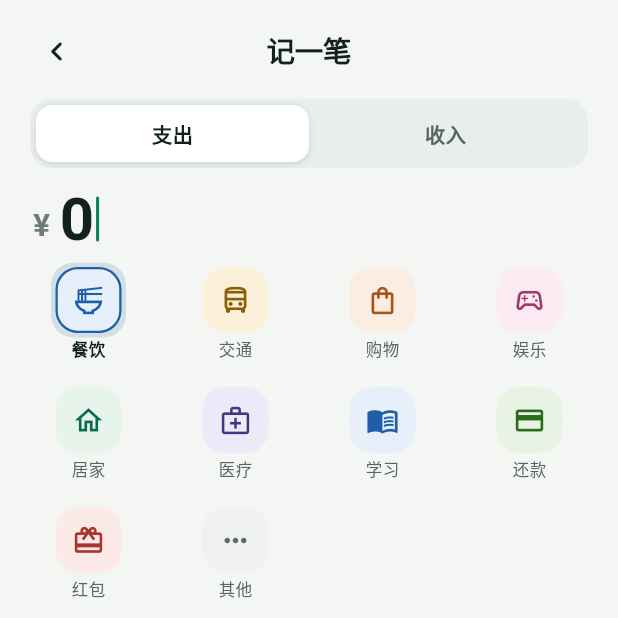
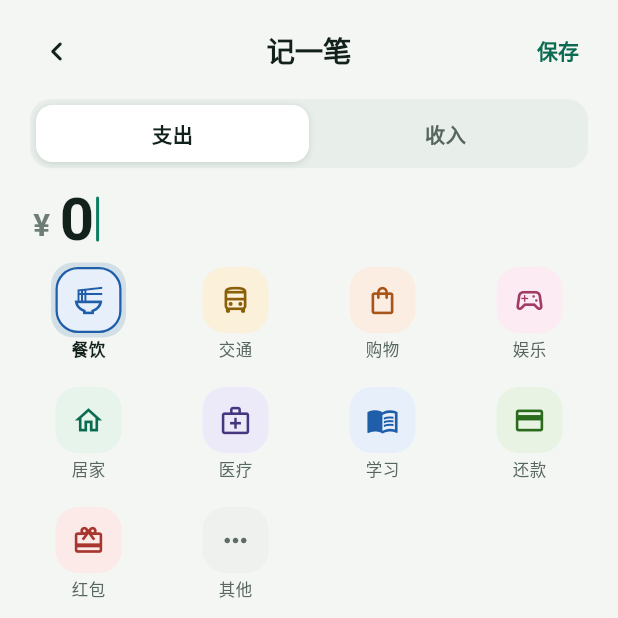
Before and after one commit to qiuzhiyei/entry-flow, a Flutter app: the screen it shows after launch, item 3 of the bottom bar chosen, on a phone screen of 412 x 824 dp, the top half of it. Run offline on Flutter 3.47's test engine with Material 3 defaults, Android fonts, the phone set to English and light mode, and no system bars; our stand-ins replace file_picker, hive, hive_flutter; accounts and stored records are empty.

Commit message:
Fix add-record saving and keyboard focus
Keep a save action in the header while the note field is focused, let tapping the amount dismiss the note keyboard and restore the keypad, and isolate amount updates so key presses no longer rebuild the whole screen.

```diff
--- a/lib/screens/add_record_screen.dart
+++ b/lib/screens/add_record_screen.dart
@@ -18,12 +18,12 @@ class AddRecordScreen extends StatefulWidget {
 class _AddRecordScreenState extends State<AddRecordScreen> {
   final TextEditingController _noteController = TextEditingController();
   final FocusNode _noteFocus = FocusNode();
+  final ValueNotifier<String> _raw = ValueNotifier<String>('0');
+  final ValueNotifier<String?> _error = ValueNotifier<String?>(null);
 
   RecordType _type = RecordType.expense;
   String _categoryId = 'food';
-  String _raw = '0';
   DateTime _date = Dates.dayOnly(DateTime.now());
-  String? _error;
   bool _saving = false;
 
   @override
@@ -38,6 +38,8 @@ class _AddRecordScreenState extends State<AddRecordScreen> {
       ..removeListener(_handleNoteFocusChanged)
       ..dispose();
     _noteController.dispose();
+    _raw.dispose();
+    _error.dispose();
     super.dispose();
   }
 
@@ -46,7 +48,7 @@ class _AddRecordScreenState extends State<AddRecordScreen> {
   }
 
   int get _amountCents {
-    final parts = _raw.split('.');
+    final parts = _raw.value.split('.');
     final whole = int.tryParse(parts[0]) ?? 0;
     if (parts.length == 1) return whole * 100;
     final fraction = parts[1].padRight(2, '0').substring(0, 2);
@@ -54,57 +56,53 @@ class _AddRecordScreenState extends State<AddRecordScreen> {
   }
 
   void _appendKey(String key) {
-    setState(() {
-      _error = null;
+    _error.value = null;
+    final current = _raw.value;
     if (key == '.') {
-        if (!_raw.contains('.')) _raw = '$_raw.';
+      if (!current.contains('.')) _raw.value = '$current.';
       return;
     }
-      if (_raw == '0') {
-        _raw = key;
+    if (current == '0') {
+      _raw.value = key;
       return;
     }
-      final parts = _raw.split('.');
+    final parts = current.split('.');
     if (parts.length > 1 && parts[1].length >= 2) return;
     if (parts.length == 1 && parts[0].length >= 7) return;
-      _raw = '$_raw$key';
-    });
+    _raw.value = '$current$key';
   }
 
   void _backspace() {
-    setState(() {
-      _error = null;
-      if (_raw.length <= 1) {
-        _raw = '0';
+    _error.value = null;
+    final current = _raw.value;
+    if (current.length <= 1) {
+      _raw.value = '0';
     } else {
-        _raw = _raw.substring(0, _raw.length - 1);
-        if (_raw.isEmpty || _raw == '-') _raw = '0';
+      final next = current.substring(0, current.length - 1);
+      _raw.value = next.isEmpty || next == '-' ? '0' : next;
     }
-    });
   }
 
   void _clear() {
-    setState(() {
-      _raw = '0';
-      _error = null;
-    });
+    _raw.value = '0';
+    _error.value = null;
   }
 
   void _selectType(RecordType type) {
     if (_type == type) return;
     FocusScope.of(context).unfocus();
+    _error.value = null;
     setState(() {
       _type = type;
       _categoryId = LedgerCategories.forType(type).first.id;
-      _error = null;
     });
   }
 
   void _selectCategory(String id) {
     FocusScope.of(context).unfocus();
+    _error.value = null;
     setState(() {
       _categoryId = id;
-      _error = null;
     });
   }
 
@@ -125,17 +123,18 @@ class _AddRecordScreenState extends State<AddRecordScreen> {
   }
 
   Future<void> _save() async {
+    FocusScope.of(context).unfocus();
     if (_saving) return;
     final cents = _amountCents;
     if (cents <= 0) {
-      setState(() => _error = '请输入大于 0 的金额');
+      _error.value = '请输入大于 0 的金额';
       return;
     }
 
     setState(() {
       _saving = true;
-      _error = null;
     });
+    _error.value = null;
 
     final now = DateTime.now();
     final occurredAt = DateTime(
@@ -162,8 +161,8 @@ class _AddRecordScreenState extends State<AddRecordScreen> {
       if (!mounted) return;
       setState(() {
         _saving = false;
-        _error = '保存失败，请重试';
       });
+      _error.value = '保存失败，请重试';
     }
   }
 
@@ -180,13 +179,31 @@ class _AddRecordScreenState extends State<AddRecordScreen> {
         child: Column(
           crossAxisAlignment: CrossAxisAlignment.stretch,
           children: <Widget>[
-            _Header(onBack: () => Navigator.of(context).maybePop()),
+            _Header(
+              onBack: () => Navigator.of(context).maybePop(),
+              onSave: _save,
+              saving: _saving,
+            ),
             _TypeSegment(value: _type, onChanged: _selectType),
-            _AmountDisplay(type: _type, raw: _raw),
-            if (_error != null)
-              Padding(
+            GestureDetector(
+              behavior: HitTestBehavior.opaque,
+              onTap: () => FocusScope.of(context).unfocus(),
+              child: ValueListenableBuilder<String>(
+                valueListenable: _raw,
+                builder: (context, raw, _) {
+                  return _AmountDisplay(type: _type, raw: raw);
+                },
+              ),
+            ),
+            ValueListenableBuilder<String?>(
+              valueListenable: _error,
+              builder: (context, error, _) {
+                if (error == null) return const SizedBox.shrink();
+                return Padding(
                   padding: const EdgeInsets.fromLTRB(22, 4, 22, 0),
-                child: Text(_error!, style: AppText.error),
+                  child: Text(error, style: AppText.error),
+                );
+              },
             ),
             Expanded(
               child: SingleChildScrollView(
@@ -227,9 +244,15 @@ class _AddRecordScreenState extends State<AddRecordScreen> {
 }
 
 class _Header extends StatelessWidget {
-  const _Header({required this.onBack});
+  const _Header({
+    required this.onBack,
+    required this.onSave,
+    required this.saving,
+  });
 
   final VoidCallback onBack;
+  final VoidCallback onSave;
+  final bool saving;
 
   @override
   Widget build(BuildContext context) {
@@ -265,6 +288,38 @@ class _Header extends StatelessWidget {
                 fontWeight: FontWeight.w600,
                 letterSpacing: -0.19,
                 color: AppColors.ink,
+              ),
+            ),
+            Align(
+              alignment: Alignment.centerRight,
+              child: TextButton(
+                onPressed: saving ? null : onSave,
+                style: TextButton.styleFrom(
+                  foregroundColor: AppColors.mintInk,
+                  disabledForegroundColor: AppColors.ink3,
+                  minimumSize: const Size(52, 44),
+                  padding: const EdgeInsets.symmetric(horizontal: 8),
+                  shape: RoundedRectangleBorder(
+                    borderRadius: BorderRadius.circular(14),
+                  ),
+                ),
+                child: saving
+                    ? const SizedBox(
+                        width: 16,
+                        height: 16,
+                        child: CircularProgressIndicator(
+                          strokeWidth: 2,
+                          color: AppColors.mint,
+                        ),
+                      )
+                    : const Text(
+                        '保存',
+                        style: TextStyle(
+                          fontSize: 14,
+                          height: 1.2,
+                          fontWeight: FontWeight.w600,
+                        ),
+                      ),
               ),
             ),
           ],
@@ -659,6 +714,9 @@ class _DetailCard extends StatelessWidget {
                     textAlignVertical: TextAlignVertical.center,
                     maxLines: 1,
                     maxLength: 20,
+                    textInputAction: TextInputAction.done,
+                    onSubmitted: (_) => noteFocus.unfocus(),
+                    onTapOutside: (_) => noteFocus.unfocus(),
                     cursorColor: AppColors.mint,
                     style: const TextStyle(
                       fontSize: 13.5,
```
Also changed, not shown: 2 other files. Lines whose indentation alone changed are shown as unchanged.
